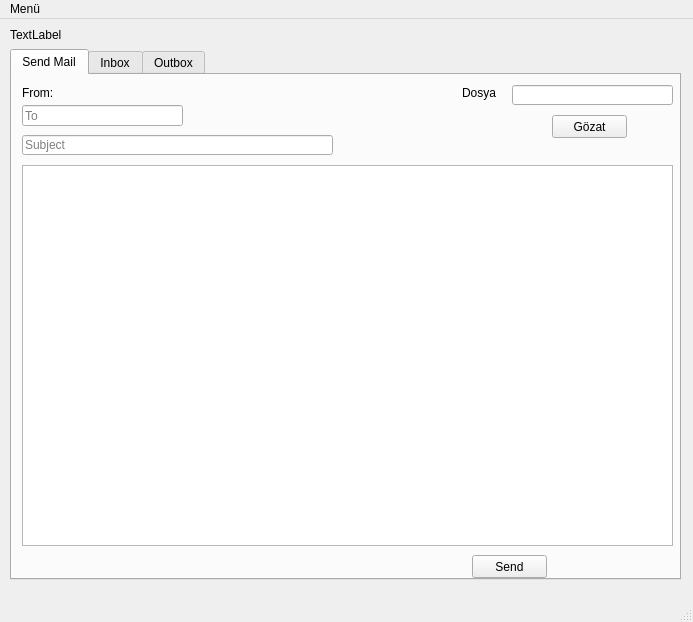
The window that arayüz.ui (Aseloth99/network-security) describes before a commit, drawn with Qt 5.
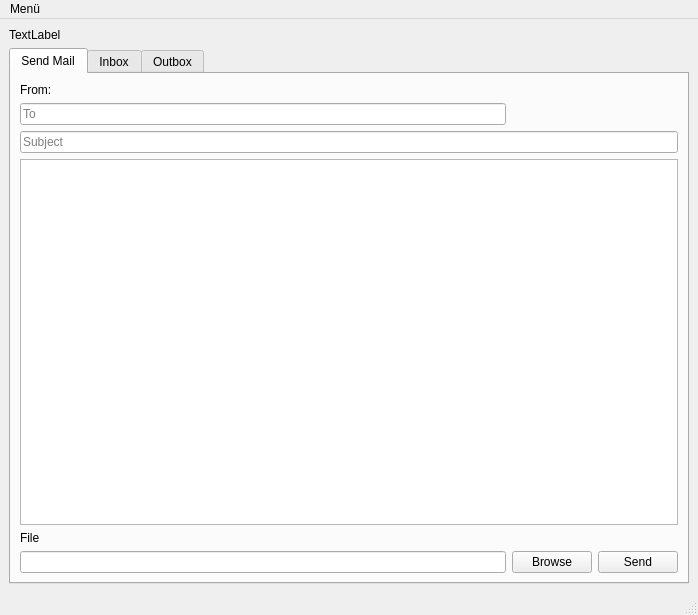
The same window after the commit. The open tabs and pages were chosen to show the change.

Patch:
```diff
--- a/arayüz.ui
+++ b/arayüz.ui
@@ -6,65 +6,48 @@
    <rect>
     <x>0</x>
     <y>0</y>
-    <width>693</width>
-    <height>622</height>
+    <width>698</width>
+    <height>615</height>
    </rect>
   </property>
   <property name="windowTitle">
    <string>MainWindow</string>
   </property>
   <widget class="QWidget" name="centralwidget">
+   <layout class="QGridLayout" name="gridLayout_2">
+    <item row="0" column="0">
+     <widget class="QLabel" name="nameLabel">
+      <property name="text">
+       <string>TextLabel</string>
+      </property>
+     </widget>
+    </item>
+    <item row="1" column="0">
    <widget class="QTabWidget" name="tabWidget">
-    <property name="geometry">
-     <rect>
-      <x>10</x>
-      <y>30</y>
-      <width>671</width>
-      <height>531</height>
-     </rect>
-    </property>
     <property name="currentIndex">
-     <number>2</number>
+       <number>0</number>
     </property>
     <widget class="QWidget" name="tab">
      <attribute name="title">
       <string>Send Mail</string>
      </attribute>
-     <widget class="QLineEdit" name="toLineEdit">
-      <property name="geometry">
-       <rect>
-        <x>10</x>
-        <y>30</y>
-        <width>161</width>
-        <height>21</height>
-       </rect>
-      </property>
-      <property name="placeholderText">
-       <string>To</string>
-      </property>
-     </widget>
+       <layout class="QGridLayout" name="gridLayout">
+        <item row="0" column="0">
      <widget class="QLabel" name="fromLabel">
-      <property name="geometry">
-       <rect>
-        <x>10</x>
-        <y>10</y>
-        <width>161</width>
-        <height>16</height>
-       </rect>
-      </property>
       <property name="text">
        <string>From: </string>
       </property>
      </widget>
+        </item>
+        <item row="1" column="0">
+         <widget class="QLineEdit" name="toLineEdit">
+          <property name="placeholderText">
+           <string>To</string>
+          </property>
+         </widget>
+        </item>
+        <item row="2" column="0" colspan="3">
      <widget class="QLineEdit" name="subjectLineEdit">
-      <property name="geometry">
-       <rect>
-        <x>10</x>
-        <y>60</y>
-        <width>311</width>
-        <height>20</height>
-       </rect>
-      </property>
       <property name="text">
        <string/>
       </property>
@@ -72,67 +55,22 @@
        <string>Subject</string>
       </property>
      </widget>
-     <widget class="QTextEdit" name="messageTextEdit">
-      <property name="geometry">
-       <rect>
-        <x>10</x>
-        <y>90</y>
-        <width>651</width>
-        <height>381</height>
-       </rect>
-      </property>
-     </widget>
-     <widget class="QPushButton" name="sendButton">
-      <property name="geometry">
-       <rect>
-        <x>460</x>
-        <y>480</y>
-        <width>75</width>
-        <height>23</height>
-       </rect>
-      </property>
-      <property name="text">
-       <string>Send</string>
-      </property>
-     </widget>
-     <widget class="QPushButton" name="pushButton">
-      <property name="geometry">
-       <rect>
-        <x>540</x>
-        <y>40</y>
-        <width>75</width>
-        <height>23</height>
-       </rect>
-      </property>
-      <property name="text">
-       <string>Gözat</string>
-      </property>
-     </widget>
+        </item>
+        <item row="3" column="0" colspan="3">
+         <widget class="QTextEdit" name="messageTextEdit"/>
+        </item>
+        <item row="4" column="0">
      <widget class="QLabel" name="label">
-      <property name="geometry">
-       <rect>
-        <x>450</x>
-        <y>10</y>
-        <width>51</width>
-        <height>16</height>
-       </rect>
-      </property>
       <property name="text">
-       <string>Dosya</string>
-      </property>
-     </widget>
+           <string>File</string>
+          </property>
+         </widget>
+        </item>
+        <item row="5" column="0">
      <widget class="QLineEdit" name="lineEdit">
       <property name="enabled">
        <bool>true</bool>
       </property>
-      <property name="geometry">
-       <rect>
-        <x>500</x>
-        <y>10</y>
-        <width>161</width>
-        <height>20</height>
-       </rect>
-      </property>
       <property name="autoFillBackground">
        <bool>false</bool>
       </property>
@@ -146,110 +84,81 @@
        <bool>true</bool>
       </property>
      </widget>
+        </item>
+        <item row="5" column="1">
+         <widget class="QPushButton" name="pushButton">
+          <property name="text">
+           <string>Browse</string>
+          </property>
+         </widget>
+        </item>
+        <item row="5" column="2">
+         <widget class="QPushButton" name="sendButton">
+          <property name="text">
+           <string>Send</string>
+          </property>
+         </widget>
+        </item>
+       </layout>
     </widget>
     <widget class="QWidget" name="tab_2">
      <attribute name="title">
       <string>Inbox</string>
      </attribute>
+       <layout class="QGridLayout" name="gridLayout_3">
+        <item row="0" column="0">
      <widget class="QLineEdit" name="iSearchLineEdit">
-      <property name="geometry">
-       <rect>
-        <x>10</x>
-        <y>10</y>
-        <width>161</width>
-        <height>20</height>
-       </rect>
-      </property>
       <property name="placeholderText">
        <string>Search</string>
       </property>
      </widget>
+        </item>
+        <item row="0" column="1">
      <widget class="QPushButton" name="reloadInbox">
-      <property name="geometry">
-       <rect>
-        <x>210</x>
-        <y>10</y>
-        <width>75</width>
-        <height>23</height>
-       </rect>
-      </property>
       <property name="text">
        <string>Reload</string>
       </property>
      </widget>
-     <widget class="QTableWidget" name="inboxTableView">
-      <property name="geometry">
-       <rect>
-        <x>0</x>
-        <y>40</y>
-        <width>661</width>
-        <height>461</height>
-       </rect>
-      </property>
-     </widget>
+        </item>
+        <item row="1" column="0" colspan="2">
+         <widget class="QTableWidget" name="inboxTableView"/>
+        </item>
+       </layout>
     </widget>
     <widget class="QWidget" name="tab_3">
      <attribute name="title">
       <string>Outbox</string>
      </attribute>
+       <layout class="QGridLayout" name="gridLayout_4">
+        <item row="0" column="0">
      <widget class="QLineEdit" name="oSearchLineEdit">
-      <property name="geometry">
-       <rect>
-        <x>10</x>
-        <y>10</y>
-        <width>161</width>
-        <height>20</height>
-       </rect>
-      </property>
       <property name="placeholderText">
        <string>Search</string>
       </property>
      </widget>
+        </item>
+        <item row="0" column="1">
      <widget class="QPushButton" name="reloadOutbox">
-      <property name="geometry">
-       <rect>
-        <x>190</x>
-        <y>10</y>
-        <width>75</width>
-        <height>23</height>
-       </rect>
-      </property>
       <property name="text">
        <string>Reload</string>
       </property>
      </widget>
-     <widget class="QTableWidget" name="outboxTableView">
-      <property name="geometry">
-       <rect>
-        <x>0</x>
-        <y>40</y>
-        <width>661</width>
-        <height>461</height>
-       </rect>
-      </property>
-     </widget>
-    </widget>
-   </widget>
-   <widget class="QLabel" name="nameLabel">
-    <property name="geometry">
-     <rect>
-      <x>10</x>
-      <y>0</y>
-      <width>221</width>
-      <height>31</height>
-     </rect>
-    </property>
-    <property name="text">
-     <string>TextLabel</string>
-    </property>
-   </widget>
+        </item>
+        <item row="1" column="0" colspan="2">
+         <widget class="QTableWidget" name="outboxTableView"/>
+        </item>
+       </layout>
+      </widget>
+     </widget>
+    </item>
+   </layout>
   </widget>
   <widget class="QMenuBar" name="menubar">
    <property name="geometry">
     <rect>
      <x>0</x>
      <y>0</y>
-     <width>693</width>
+     <width>698</width>
      <height>21</height>
     </rect>
    </property>
@@ -266,7 +175,7 @@
   <widget class="QStatusBar" name="statusbar"/>
   <action name="action_k">
    <property name="text">
-    <string>Çıkış</string>
+    <string>Exit</string>
    </property>
   </action>
   <action name="actionMinimize_edilebilir">
```
Lines whose indentation alone changed are shown as unchanged.
